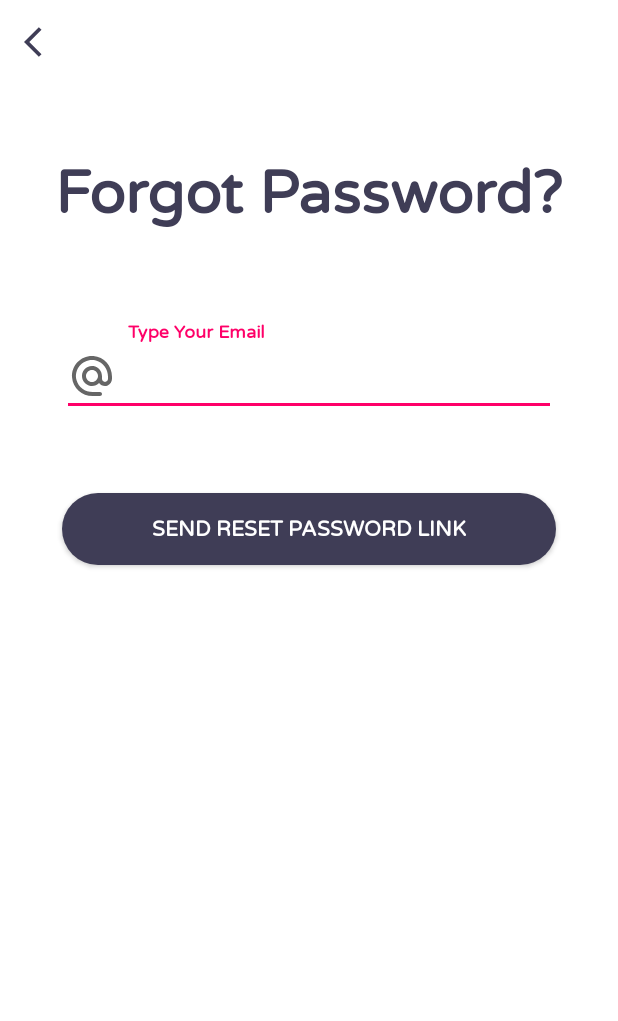
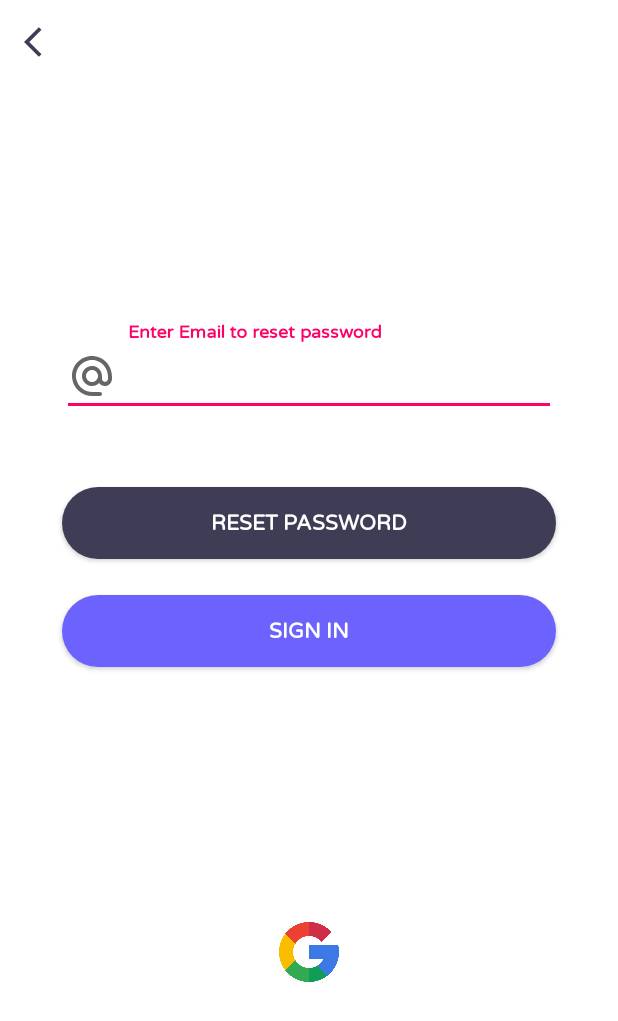
Before and after one commit to anicket-15/YogAI, an Android app: the ForgotPassword screen opened directly, with no data from a screen before it, on a phone screen of 412 x 824 dp. Shown: the top 1021 px of the screen. Run offline under Robolectric (Android 15) with nearby library versions, the phone set to English and light mode, and no system bars; our stand-ins replace Firebase (no records; nobody signed in at launch, a user with empty details on screens opened directly).

Commit message:
Forgot Password Bug Fixes and UI Improvement

```diff
--- a/app/src/main/java/com/anicket/yogai/ForgotPassword.java
+++ b/app/src/main/java/com/anicket/yogai/ForgotPassword.java
@@ -3,6 +3,7 @@ package com.anicket.yogai;
 import androidx.annotation.NonNull;
 import androidx.appcompat.app.AppCompatActivity;
 
+import android.content.Intent;
 import android.os.Bundle;
 import android.view.View;
 import android.widget.Button;
@@ -40,7 +41,7 @@ public class ForgotPassword extends AppCompatActivity {
         mResetBtn.setOnClickListener(new View.OnClickListener() {
             @Override
             public void onClick(View v) {
-                String email = mEmail.getText().toString().trim();
+                final String email = mEmail.getText().toString().trim();
 
                 //Validation Check
                 if(!validateEmail(email)){
@@ -51,13 +52,14 @@ public class ForgotPassword extends AppCompatActivity {
                 fAuth.sendPasswordResetEmail(email).addOnSuccessListener(new OnSuccessListener<Void>() {
                     @Override
                     public void onSuccess(Void aVoid) {
-                        Toast.makeText(ForgotPassword.this, "Reset Link Sent to your Mail", Toast.LENGTH_SHORT).show();
+                        Toast.makeText(ForgotPassword.this, "Password Reset Link Sent to your Mail "+email, Toast.LENGTH_SHORT).show();
+                        startActivity(new Intent(ForgotPassword.this,LoginActivity.class));
+                        finish();
                     }
                 }).addOnFailureListener(new OnFailureListener() {
                     @Override
                     public void onFailure(@NonNull Exception e) {
                         Toast.makeText(ForgotPassword.this, "Reset Link Not Sent "+e.getMessage(), Toast.LENGTH_SHORT).show();
-
                     }
                 });
 
@@ -70,4 +72,9 @@ public class ForgotPassword extends AppCompatActivity {
     public void backButton(View view) {
         finish();
     }
+
+    public void buttonSignIn(View view) {
+        startActivity(new Intent(ForgotPassword.this,LoginActivity.class));
+        finish();
+    }
 }
--- a/app/src/main/java/com/anicket/yogai/LoginActivity.java
+++ b/app/src/main/java/com/anicket/yogai/LoginActivity.java
@@ -13,6 +13,7 @@ import androidx.appcompat.app.AppCompatActivity;
 
 import com.google.android.gms.tasks.OnCompleteListener;
 import com.google.android.gms.tasks.Task;
+import com.google.android.material.snackbar.Snackbar;
 import com.google.android.material.textfield.TextInputLayout;
 import com.google.firebase.auth.AuthResult;
 import com.google.firebase.auth.FirebaseAuth;
@@ -70,7 +71,7 @@ public class LoginActivity extends AppCompatActivity {
                             startActivity(new Intent(getApplicationContext(),TemporaryActivity.class));
                         }
                         else {
-                            editTextPassword.setError(Objects.requireNonNull(task.getException()).getMessage());
+                            Toast.makeText(LoginActivity.this, Objects.requireNonNull(task.getException()).getMessage(), Toast.LENGTH_LONG).show();
                         }
                     }
                 });
@@ -87,5 +88,6 @@ public class LoginActivity extends AppCompatActivity {
 
     public void resetPassword(View view) {
         startActivity(new Intent(getApplicationContext(),ForgotPassword.class));
+        finish();
     }
 }
--- a/app/src/main/res/layout/activity_forgot_password.xml
+++ b/app/src/main/res/layout/activity_forgot_password.xml
@@ -5,7 +5,7 @@
     android:layout_width="match_parent"
     android:layout_height="match_parent"
     android:background="@color/white"
-    tools:context=".RegisterActivity">
+    tools:context=".ForgotPassword">
 
     <com.google.android.material.appbar.MaterialToolbar
         android:id="@+id/materialToolbar"
@@ -23,20 +23,6 @@
 
     </com.google.android.material.appbar.MaterialToolbar>
 
-    <TextView
-        android:id="@+id/logoText"
-        android:layout_width="wrap_content"
-        android:layout_height="wrap_content"
-        android:fontFamily="@font/varela_round"
-        android:text="@string/forgot_password"
-        android:textColor="@color/darkGrey"
-        android:textSize="@dimen/splashScreenText"
-        android:textStyle="bold"
-        app:layout_constraintBottom_toTopOf="@id/guidelineHorizontal32"
-        app:layout_constraintLeft_toRightOf="@id/guidelineVertical10"
-        app:layout_constraintRight_toLeftOf="@id/guidelineVertical90"
-        app:layout_constraintTop_toBottomOf="@+id/materialToolbar" />
-
     <com.google.android.material.textfield.TextInputLayout
         android:id="@+id/editTextEmail"
         android:layout_width="0dp"
@@ -47,7 +33,7 @@
         app:errorTextColor="@color/darkPink"
         app:layout_constraintLeft_toRightOf="@id/guidelineVertical10"
         app:layout_constraintRight_toLeftOf="@id/guidelineVertical90"
-        app:layout_constraintTop_toBottomOf="@id/guidelineHorizontal32">
+        app:layout_constraintTop_toBottomOf="@id/guidelineHorizontal24">
 
         <com.google.android.material.textfield.TextInputEditText
             android:id="@+id/email"
@@ -59,7 +45,7 @@
             android:textColor="@android:color/black"
             android:inputType="textEmailAddress"
             android:fontFamily="@font/varela_round"
-            android:hint="@string/reset_password_email"
+            android:hint="@string/enter_email_to_reset_password"
             android:textSize="16sp"/>
 
     </com.google.android.material.textfield.TextInputLayout>
@@ -69,10 +55,10 @@
         android:id="@+id/forgotPasswordBtn"
         android:layout_width="0dp"
         android:layout_height="wrap_content"
-        android:layout_marginTop="28dp"
+        android:layout_marginTop="24dp"
         android:background="@drawable/button_register"
         android:fontFamily="@font/varela_round"
-        android:text="@string/reset_password_link"
+        android:text="@string/reset_password"
         android:textColor="@color/white"
         android:textStyle="bold"
         app:layout_constraintHorizontal_bias="0.0"
@@ -80,8 +66,35 @@
         app:layout_constraintRight_toLeftOf="@id/guidelineVertical90"
         app:layout_constraintTop_toBottomOf="@id/editTextEmail" />
 
+
+    <Button
+        android:id="@+id/buttonSignIn"
+        android:layout_width="0dp"
+        android:layout_height="wrap_content"
+        android:layout_marginTop="24dp"
+        android:background="@drawable/button_signin"
+        android:fontFamily="@font/varela_round"
+        android:text="@string/sign_in"
+        android:textColor="@color/white"
+        android:textStyle="bold"
+        android:onClick="buttonSignIn"
+        app:layout_constraintLeft_toRightOf="@id/guidelineVertical10"
+        app:layout_constraintRight_toLeftOf="@id/guidelineVertical90"
+        app:layout_constraintTop_toBottomOf="@id/forgotPasswordBtn" />
+
+    <ImageButton
+        android:id="@+id/buttonGoogle"
+        android:layout_width="40dp"
+        android:layout_height="40dp"
+        android:background="@drawable/google"
+        android:scaleType="centerCrop"
+        app:layout_constraintBottom_toBottomOf="parent"
+        app:layout_constraintLeft_toRightOf="@id/guidelineVertical10"
+        app:layout_constraintRight_toLeftOf="@id/guidelineVertical90"
+        app:layout_constraintTop_toBottomOf="@id/buttonSignIn" />
+
     <androidx.constraintlayout.widget.Guideline
-        android:id="@+id/guidelineHorizontal32"
+        android:id="@+id/guidelineHorizontal24"
         android:layout_width="wrap_content"
         android:layout_height="wrap_content"
         android:orientation="horizontal"
--- a/app/src/main/res/values/strings.xml
+++ b/app/src/main/res/values/strings.xml
@@ -10,4 +10,6 @@
     <string name="confirm_password">Confirm Password</string>
     <string name="reset_password_email">Type Your Email</string>
     <string name="reset_password_link">Send Reset password Link</string>
+    <string name="reset_password">Reset Password</string>
+    <string name="enter_email_to_reset_password">Enter Email to reset password</string>
 </resources>
```
